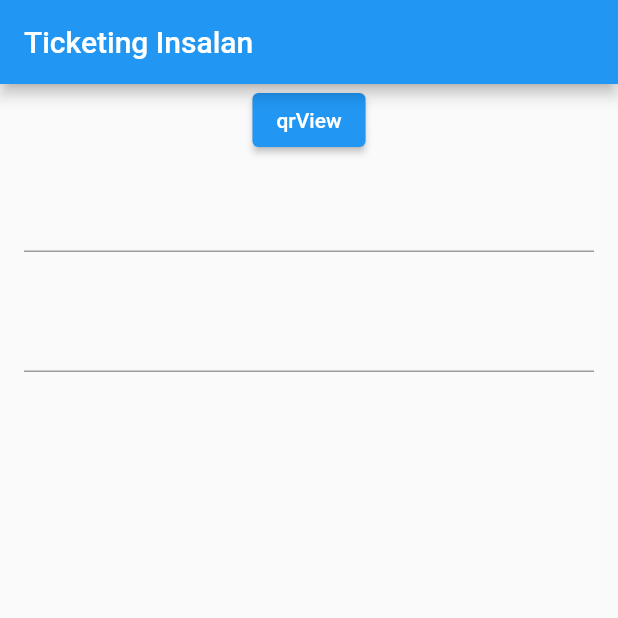
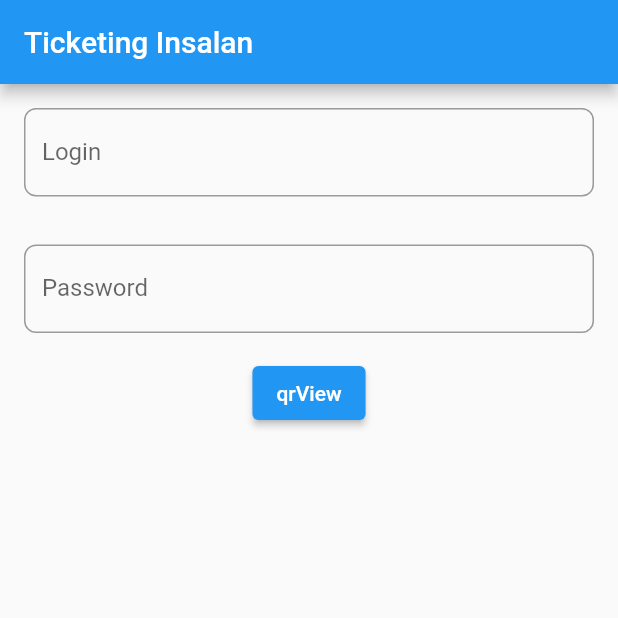
Before and after one commit to aypristyle/insalan-ticketing, a Flutter app: the screen it shows after launch, after a tap on "qrView", on a phone screen of 412 x 824 dp, the top half of it. Run offline on Flutter 3.47's test engine with Material 2 defaults, Android fonts, the phone set to English and light mode, and no system bars; missing offline and left inert: qr_code_scanner; network calls fail.

Commit message:
correct route for login

```diff
--- a/flutter_insalan/lib/main.dart
+++ b/flutter_insalan/lib/main.dart
@@ -30,32 +30,46 @@ class _MyHomeState extends State<MyHome> {
       appBar: AppBar(title: const Text('Ticketing Insalan')),
       body: Column(
         children: [
-          Center(
-            child: ElevatedButton(
-              onPressed: () async {
-                print(loginController.text);
-                print(mdpController.text);
-                var url = Uri.parse('https://www.insalan.fr/ticket/login_check');
-                var response = await http.post(url, body: {'login':loginController.text,'password':mdpController.text});
-                print('Response status: ${response.statusCode}');
-                print('Response body: ${response.body}');
-                Navigator.of(context).push(MaterialPageRoute(
-                  builder: (context) => const QRViewExample(),
-                ));
-              },
-              child: const Text('qrView'),
-            ),
-          ),
+
           Padding(
             padding: const EdgeInsets.all(16.0),
             child: TextField(
               controller: loginController,
+              decoration: InputDecoration(
+                  labelText: "Login",
+                  border: OutlineInputBorder(
+                    borderRadius: BorderRadius.all(Radius.circular(8)),
+                  )
+              ),
             ),
           ),
           Padding(
             padding: const EdgeInsets.all(16.0),
             child: TextField(
               controller: mdpController,
+              decoration: InputDecoration(
+                  labelText: "Password",
+                  border: OutlineInputBorder(
+                    borderRadius: BorderRadius.all(Radius.circular(8)),
+                  )
+              ),
+            ),
+          ),
+          Center(
+            child: ElevatedButton(
+              onPressed: () async {
+                print(loginController.text);
+                print(mdpController.text);
+                var url = Uri.parse('https://www.insalan.fr/login');
+                var response = await http.post(url, body: {'login':loginController.text,'password':mdpController.text});
+                print('Response status: ${response.statusCode}');
+                print('Response body: ${response.body}');
+                print('Response header: ${response.headers}');
+                Navigator.of(context).push(MaterialPageRoute(
+                  builder: (context) => const QRViewExample(),
+                ));
+              },
+              child: const Text('qrView'),
             ),
           ),
         ],
@@ -74,6 +88,7 @@ class QRViewExample extends StatefulWidget {
 
 class _QRViewExampleState extends State<QRViewExample> {
   Barcode? result;
+  MaterialColor color=Colors.red;
   QRViewController? controller;
   final GlobalKey qrKey = GlobalKey(debugLabel: 'QR');
 
@@ -184,17 +199,17 @@ class _QRViewExampleState extends State<QRViewExample> {
     // For this example we check how width or tall the device is and change the scanArea and overlay accordingly.
     var scanArea = (MediaQuery.of(context).size.width < 400 ||
         MediaQuery.of(context).size.height < 400)
-        ? 150.0
-        : 300.0;
+        ? 200.0
+        : 400.0;
     // To ensure the Scanner view is properly sizes after rotation
     // we need to listen for Flutter SizeChanged notification and update controller
     return QRView(
       key: qrKey,
       onQRViewCreated: _onQRViewCreated,
       overlay: QrScannerOverlayShape(
-          borderColor: Colors.red,
+          borderColor: this.color,
           borderRadius: 10,
-          borderLength: 30,
+          borderLength: 50,
           borderWidth: 10,
           cutOutSize: scanArea),
       onPermissionSet: (ctrl, p) => _onPermissionSet(context, ctrl, p),
@@ -209,11 +224,15 @@ class _QRViewExampleState extends State<QRViewExample> {
       setState(() {
         result = scanData;
       });
-      if (result != null){
+      if (result != null) {
+        this.color = Colors.green;
         var url = Uri.parse('https://www.insalan.fr/ticket/get');
-        var response = await http.post(url, body: {'token': "638610ef05c008c65ade01ea83c41b1db60f234d"});
+        var response = await http.post(
+            url, body: {'token': result!.code});
         print('Response status: ${response.statusCode}');
         print('Response body: ${response.body}');
+      }else{
+        this.color=Colors.red;
       }
       print(result!.code);
     });
```
